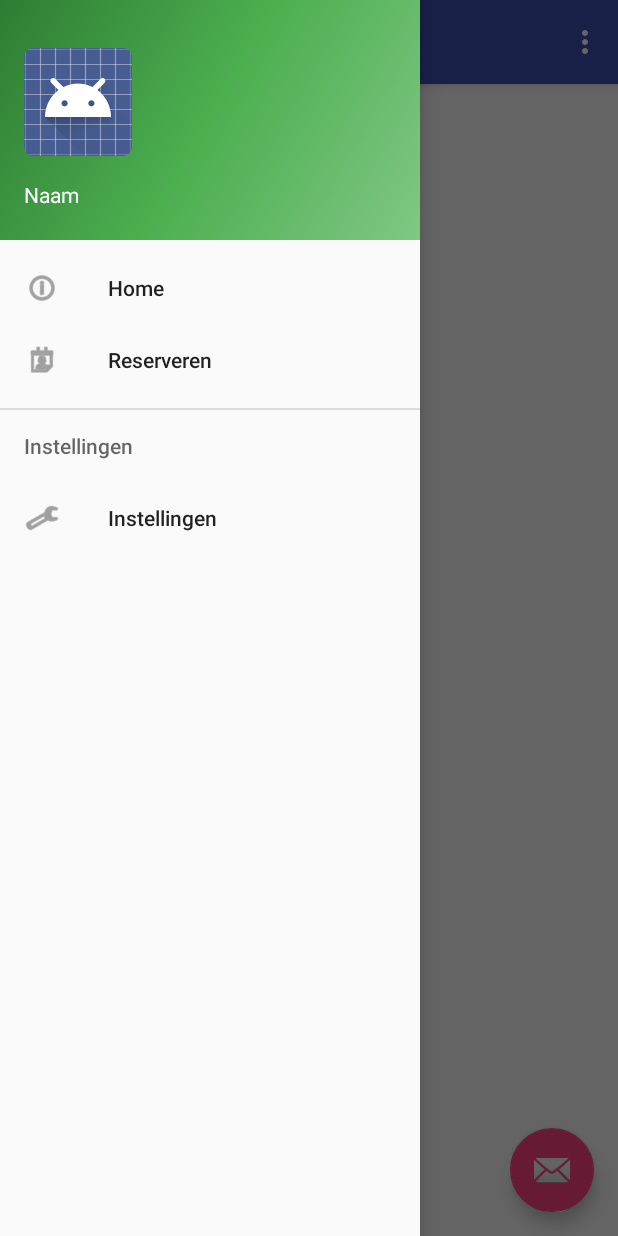
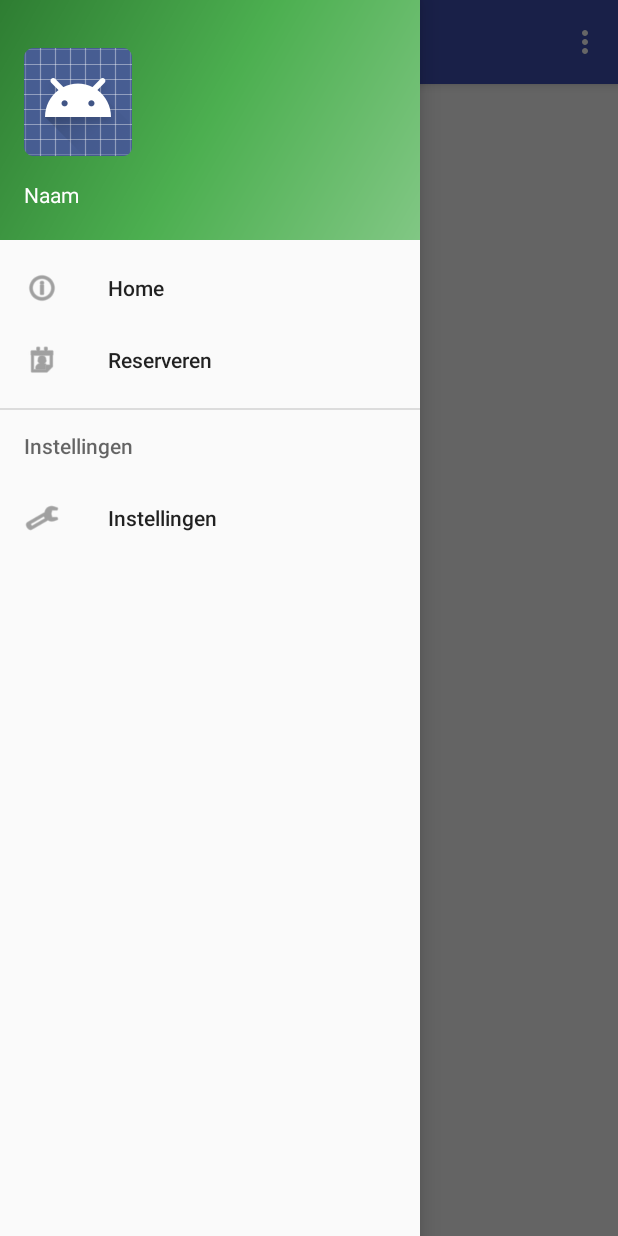
Before and after one commit to DaanGrootenboer/Smart_Agenda_Android_App, an Android app: the screen it shows after launch (HomeActivity), with the side drawer open, on a phone screen of 412 x 824 dp. Run offline under Robolectric (Android 15) with nearby library versions, the light colour scheme and no system bars.

Commit message:
Removing float button

```diff
--- a/app/src/main/java/nl/secondchance/smartagenda/HomeActivity.java
+++ b/app/src/main/java/nl/secondchance/smartagenda/HomeActivity.java
@@ -22,15 +22,6 @@
         setContentView(R.layout.activity_home);
         Toolbar toolbar = (Toolbar) findViewById(R.id.toolbar);
         setSupportActionBar(toolbar);
-
-        FloatingActionButton fab = (FloatingActionButton) findViewById(R.id.fab);
-        fab.setOnClickListener(new View.OnClickListener() {
-            @Override
-            public void onClick(View view) {
-                Snackbar.make(view, "Replace with your own action", Snackbar.LENGTH_SHORT)
-                        .setAction("Action", null).show();
-            }
-        });
 
         DrawerLayout drawer = (DrawerLayout) findViewById(R.id.drawer_layout);
         ActionBarDrawerToggle toggle = new ActionBarDrawerToggle(
--- a/app/src/main/res/layout/app_bar_home.xml
+++ b/app/src/main/res/layout/app_bar_home.xml
@@ -17,9 +17,4 @@
 
     <include layout="@layout/content_home" />
 
-    <android.support.design.widget.FloatingActionButton android:id="@+id/fab"
-        android:layout_width="wrap_content" android:layout_height="wrap_content"
-        android:layout_gravity="bottom|end" android:layout_margin="@dimen/fab_margin"
-        android:src="@android:drawable/ic_dialog_email" />
-
 </android.support.design.widget.CoordinatorLayout>
```
